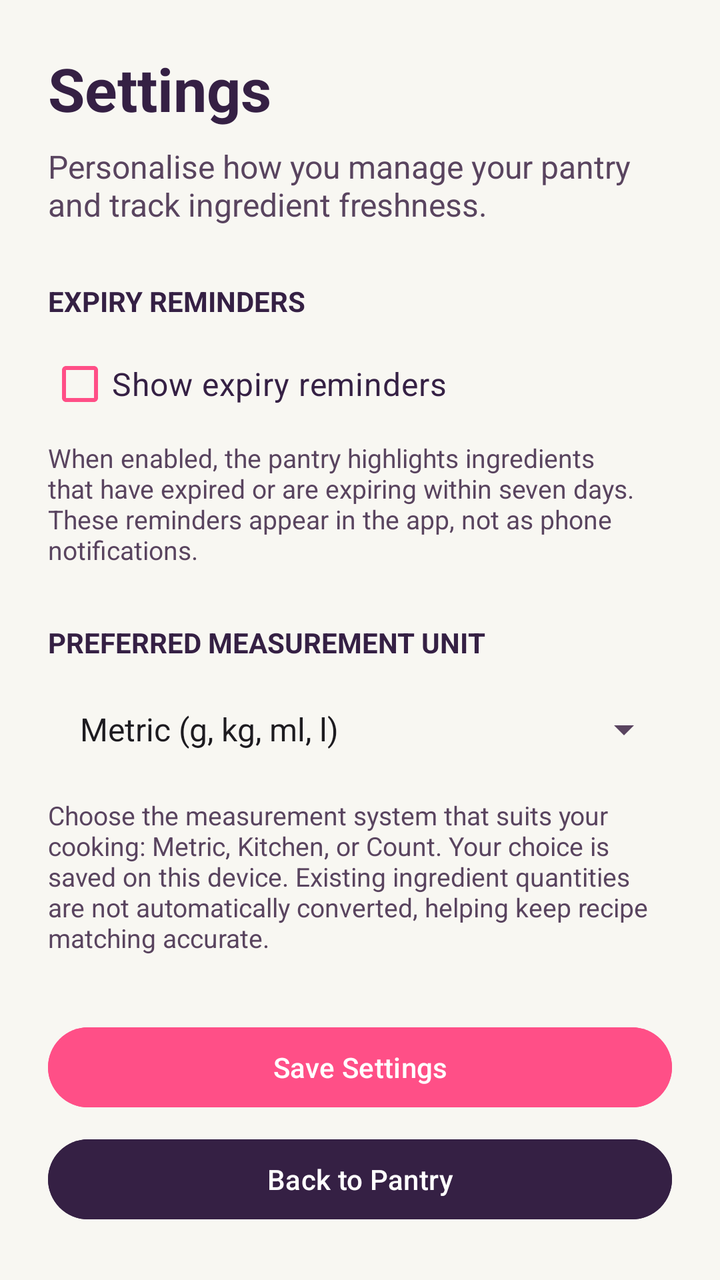
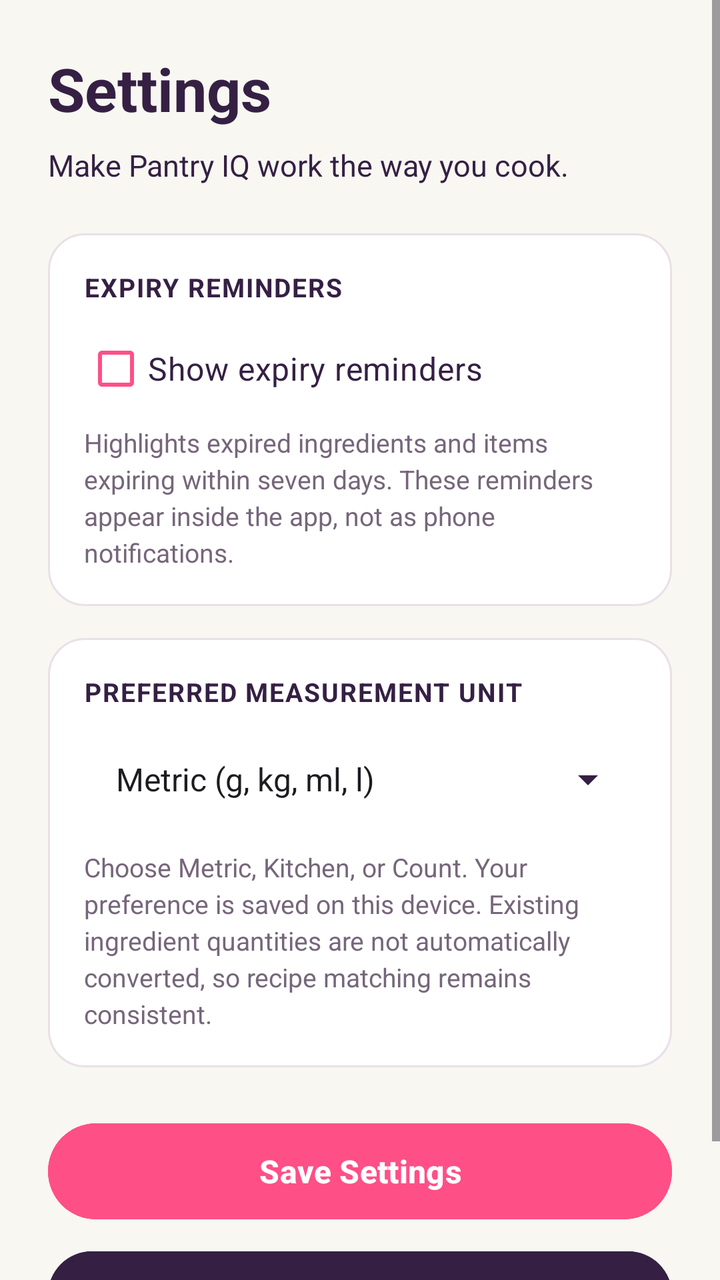

An Android layout rendered at two revisions. The XML below is the earlier revision; the diff shows what the commit changed to produce the second picture.
<!-- AndroidManifest.xml: application theme Theme.PantryIQ -->
<!-- res/layout/activity_settings.xml -->
<?xml version="1.0" encoding="utf-8"?>
<ScrollView xmlns:android="http://schemas.android.com/apk/res/android"
    android:layout_width="match_parent"
    android:layout_height="match_parent"
    android:background="#F8F7F2"
    android:fillViewport="true">

    <LinearLayout
        android:layout_width="match_parent"
        android:layout_height="wrap_content"
        android:orientation="vertical"
        android:padding="24dp">

        <TextView
            android:layout_width="wrap_content"
            android:layout_height="wrap_content"
            android:text="Settings"
            android:textColor="#352044"
            android:textSize="30sp"
            android:textStyle="bold" />

        <TextView
            android:layout_width="match_parent"
            android:layout_height="wrap_content"
            android:layout_marginTop="8dp"
            android:layout_marginBottom="28dp"
            android:text="Personalise how you manage your pantry and track ingredient freshness."
            android:textColor="#59445F"
            android:textSize="16sp" />

        <TextView
            android:layout_width="match_parent"
            android:layout_height="wrap_content"
            android:text="EXPIRY REMINDERS"
            android:textColor="#352044"
            android:textSize="14sp"
            android:textStyle="bold" />

        <CheckBox
            android:id="@+id/cbExpiryReminders"
            android:layout_width="match_parent"
            android:layout_height="wrap_content"
            android:layout_marginTop="8dp"
            android:buttonTint="#FF4F87"
            android:checked="true"
            android:text="Show expiry reminders"
            android:textColor="#352044"
            android:textSize="16sp" />

        <TextView
            android:layout_width="match_parent"
            android:layout_height="wrap_content"
            android:layout_marginTop="4dp"
            android:text="When enabled, the pantry highlights ingredients that have expired or are expiring within seven days. These reminders appear in the app, not as phone notifications."
            android:textColor="#59445F"
            android:textSize="13sp" />

        <TextView
            android:layout_width="match_parent"
            android:layout_height="wrap_content"
            android:layout_marginTop="28dp"
            android:text="PREFERRED MEASUREMENT UNIT"
            android:textColor="#352044"
            android:textSize="14sp"
            android:textStyle="bold" />

        <Spinner
            android:id="@+id/spinnerUnitPreference"
            android:layout_width="match_parent"
            android:layout_height="52dp"
            android:layout_marginTop="8dp"
            android:backgroundTint="#59445F"
            android:entries="@array/unit_preferences"
            android:padding="8dp" />

        <TextView
            android:layout_width="match_parent"
            android:layout_height="wrap_content"
            android:layout_marginTop="8dp"
            android:text="Choose the measurement system that suits your cooking: Metric, Kitchen, or Count. Your choice is saved on this device. Existing ingredient quantities are not automatically converted, helping keep recipe matching accurate."
            android:textColor="#59445F"
            android:textSize="13sp" />

        <Button
            android:id="@+id/btnSaveSettings"
            android:layout_width="match_parent"
            android:layout_height="wrap_content"
            android:layout_marginTop="32dp"
            android:backgroundTint="#FF4F87"
            android:text="Save Settings"
            android:textAllCaps="false"
            android:textColor="#FFFFFF" />

        <Button
            android:id="@+id/btnBackToPantry"
            android:layout_width="match_parent"
            android:layout_height="wrap_content"
            android:layout_marginTop="8dp"
            android:backgroundTint="#352044"
            android:text="Back to Pantry"
            android:textAllCaps="false"
            android:textColor="#FFFFFF" />

    </LinearLayout>

</ScrollView>
<!-- resources referenced by this layout -->
<resources>
  <string-array name="unit_preferences">
      <item>Metric (g, kg, ml, l)</item>
      <item>Kitchen (cups, tbsp, tsp)</item>
      <item>Count(items, pieces)</item>
  </string-array>
  <style name="Theme.PantryIQ" parent="Base.Theme.PantryIQ" />
  <style name="Base.Theme.PantryIQ" parent="Theme.Material3.DayNight.NoActionBar">
  
          <item name="colorPrimary">@color/electric_plum</item>
          <item name="colorOnPrimary">@color/clean_white</item>
  
          <item name="colorSecondary">@color/vivid_pink</item>
          <item name="colorOnSecondary">@color/electric_plum</item>
  
          <item name="colorTertiary">@color/lime_pop</item>
          <item name="colorOnTertiary">@color/electric_plum</item>
  
          <item name="android:colorBackground">@color/warm_cream</item>
          <item name="colorSurface">@color/clean_white</item>
          <item name="colorOnSurface">@color/electric_plum</item>
  
          <item name="android:statusBarColor">@color/warm_cream</item>
          <item name="android:navigationBarColor">@color/warm_cream</item>
          <item name="android:windowLightStatusBar">true</item>
  
  
      </style>
  <color name="electric_plum">#352044</color>
  <color name="clean_white">#FFFFFF</color>
  <color name="vivid_pink">#FF4F87</color>
  <color name="lime_pop">#B8F36B</color>
  <color name="warm_cream">#F8F7F2</color>
</resources>

<!-- the commit's change to res/layout/activity_settings.xml (unified diff, before → after) -->
@@ -1,9 +1,12 @@
 <?xml version="1.0" encoding="utf-8"?>
-<ScrollView xmlns:android="http://schemas.android.com/apk/res/android"
+<ScrollView
+    xmlns:android="http://schemas.android.com/apk/res/android"
     android:layout_width="match_parent"
     android:layout_height="match_parent"
-    android:background="#F8F7F2"
-    android:fillViewport="true">
+    android:background="@color/warm_cream"
+    android:fillViewport="true"
+    android:clipToPadding="false"
+    android:scrollbars="vertical">
 
     <LinearLayout
         android:layout_width="match_parent"
@@ -11,95 +14,129 @@
         android:orientation="vertical"
         android:padding="24dp">
 
+        
         <TextView
-            android:layout_width="wrap_content"
+            android:layout_width="match_parent"
             android:layout_height="wrap_content"
             android:text="Settings"
-            android:textColor="#352044"
+            android:textColor="@color/electric_plum"
             android:textSize="30sp"
-            android:textStyle="bold" />
+            android:textStyle="bold"
+            android:accessibilityHeading="true" />
 
         <TextView
             android:layout_width="match_parent"
             android:layout_height="wrap_content"
             android:layout_marginTop="8dp"
-            android:layout_marginBottom="28dp"
-            android:text="Personalise how you manage your pantry and track ingredient freshness."
-            android:textColor="#59445F"
-            android:textSize="16sp" />
+            android:layout_marginBottom="24dp"
+            android:text="Make Pantry IQ work the way you cook."
+            android:textColor="@color/electric_plum"
+            android:textSize="15sp"
+            android:lineSpacingExtra="3dp" />
 
-        <TextView
+        
+        <LinearLayout
             android:layout_width="match_parent"
             android:layout_height="wrap_content"
-            android:text="EXPIRY REMINDERS"
-            android:textColor="#352044"
-            android:textSize="14sp"
+            android:orientation="vertical"
+            android:padding="18dp"
+            android:background="@drawable/bg_ingredient_card">
+
+            <TextView
+                android:layout_width="match_parent"
+                android:layout_height="wrap_content"
+                android:text="EXPIRY REMINDERS"
+                android:textColor="@color/electric_plum"
+                android:textSize="13sp"
+                android:textStyle="bold"
+                android:letterSpacing="0.05" />
+
+            <CheckBox
+                android:id="@+id/cbExpiryReminders"
+                android:layout_width="match_parent"
+                android:layout_height="wrap_content"
+                android:layout_marginTop="8dp"
+                android:buttonTint="@color/vivid_pink"
+                android:checked="true"
+                android:minHeight="48dp"
+                android:text="Show expiry reminders"
+                android:textColor="@color/electric_plum"
+                android:textSize="16sp" />
+
+            <TextView
+                android:layout_width="match_parent"
+                android:layout_height="wrap_content"
+                android:layout_marginTop="4dp"
+                android:text="Highlights expired ingredients and items expiring within seven days. These reminders appear inside the app, not as phone notifications."
+                android:textColor="#76667B"
+                android:textSize="13sp"
+                android:lineSpacingExtra="3dp" />
+
+        </LinearLayout>
+
+        
+        <LinearLayout
+            android:layout_width="match_parent"
+            android:layout_height="wrap_content"
+            android:layout_marginTop="16dp"
+            android:orientation="vertical"
+            android:padding="18dp"
+            android:background="@drawable/bg_ingredient_card">
+
+            <TextView
+                android:layout_width="match_parent"
+                android:layout_height="wrap_content"
+                android:text="PREFERRED MEASUREMENT UNIT"
+                android:textColor="@color/electric_plum"
+                android:textSize="13sp"
+                android:textStyle="bold"
+                android:letterSpacing="0.05" />
+
+            <Spinner
+                android:id="@+id/spinnerUnitPreference"
+                android:layout_width="match_parent"
+                android:layout_height="54dp"
+                android:layout_marginTop="8dp"
+                android:backgroundTint="@color/electric_plum"
+                android:entries="@array/unit_preferences"
+                android:padding="8dp" />
+
+            <TextView
+                android:layout_width="match_parent"
+                android:layout_height="wrap_content"
+                android:layout_marginTop="8dp"
+                android:text="Choose Metric, Kitchen, or Count. Your preference is saved on this device. Existing ingredient quantities are not automatically converted, so recipe matching remains consistent."
+                android:textColor="#76667B"
+                android:textSize="13sp"
+                android:lineSpacingExtra="3dp" />
+
+        </LinearLayout>
+
+        
+        <Button
+            android:id="@+id/btnSaveSettings"
+            android:layout_width="match_parent"
+            android:layout_height="56dp"
+            android:layout_marginTop="24dp"
+            android:backgroundTint="@color/vivid_pink"
+            android:text="Save Settings"
+            android:textAllCaps="false"
+            android:textColor="@color/clean_white"
+            android:textSize="16sp"
             android:textStyle="bold" />
 
-        <CheckBox
-            android:id="@+id/cbExpiryReminders"
-            android:layout_width="match_parent"
-            android:layout_height="wrap_content"
-            android:layout_marginTop="8dp"
-            android:buttonTint="#FF4F87"
-            android:checked="true"
-            android:text="Show expiry reminders"
-            android:textColor="#352044"
-            android:textSize="16sp" />
-
-        <TextView
-            android:layout_width="match_parent"
-            android:layout_height="wrap_content"
-            android:layout_marginTop="4dp"
-            android:text="When enabled, the pantry highlights ingredients that have expired or are expiring within seven days. These reminders appear in the app, not as phone notifications."
-            android:textColor="#59445F"
-            android:textSize="13sp" />
-
-        <TextView
-            android:layout_width="match_parent"
-            android:layout_height="wrap_content"
-            android:layout_marginTop="28dp"
-            android:text="PREFERRED MEASUREMENT UNIT"
-            android:textColor="#352044"
-            android:textSize="14sp"
-            android:textStyle="bold" />
-
-        <Spinner
-            android:id="@+id/spinnerUnitPreference"
+        
+        <Button
+            android:id="@+id/btnBackToPantry"
             android:layout_width="match_parent"
             android:layout_height="52dp"
             android:layout_marginTop="8dp"
-            android:backgroundTint="#59445F"
-            android:entries="@array/unit_preferences"
-            android:padding="8dp" />
-
-        <TextView
-            android:layout_width="match_parent"
-            android:layout_height="wrap_content"
-            android:layout_marginTop="8dp"
-            android:text="Choose the measurement system that suits your cooking: Metric, Kitchen, or Count. Your choice is saved on this device. Existing ingredient quantities are not automatically converted, helping keep recipe matching accurate."
-            android:textColor="#59445F"
-            android:textSize="13sp" />
-
-        <Button
-            android:id="@+id/btnSaveSettings"
-            android:layout_width="match_parent"
-            android:layout_height="wrap_content"
-            android:layout_marginTop="32dp"
-            android:backgroundTint="#FF4F87"
-            android:text="Save Settings"
-            android:textAllCaps="false"
-            android:textColor="#FFFFFF" />
-
-        <Button
-            android:id="@+id/btnBackToPantry"
-            android:layout_width="match_parent"
-            android:layout_height="wrap_content"
-            android:layout_marginTop="8dp"
-            android:backgroundTint="#352044"
+            android:layout_marginBottom="20dp"
+            android:backgroundTint="@color/electric_plum"
             android:text="Back to Pantry"
             android:textAllCaps="false"
-            android:textColor="#FFFFFF" />
+            android:textColor="@color/clean_white"
+            android:textSize="15sp" />
 
     </LinearLayout>
 
<!-- resource entries referenced after the edit -->
@@ -32,5 +32,25 @@
   <color name="vivid_pink">#FF4F87</color>
   <color name="lime_pop">#B8F36B</color>
   <color name="warm_cream">#F8F7F2</color>
+  <!-- drawable bg_ingredient_card (drawable) -->
+  <?xml version="1.0" encoding="utf-8"?>
+  <shape xmlns:android="http://schemas.android.com/apk/res/android"
+      android:shape="rectangle">
+  
+      <solid android:color="@color/clean_white" />
+  
+      <corners android:radius="18dp" />
+  
+      <stroke
+          android:width="1dp"
+          android:color="#E9E0E8" />
+  
+      <padding
+          android:left="2dp"
+          android:top="2dp"
+          android:right="2dp"
+          android:bottom="2dp" />
+  
+  </shape>
 </resources>
 
